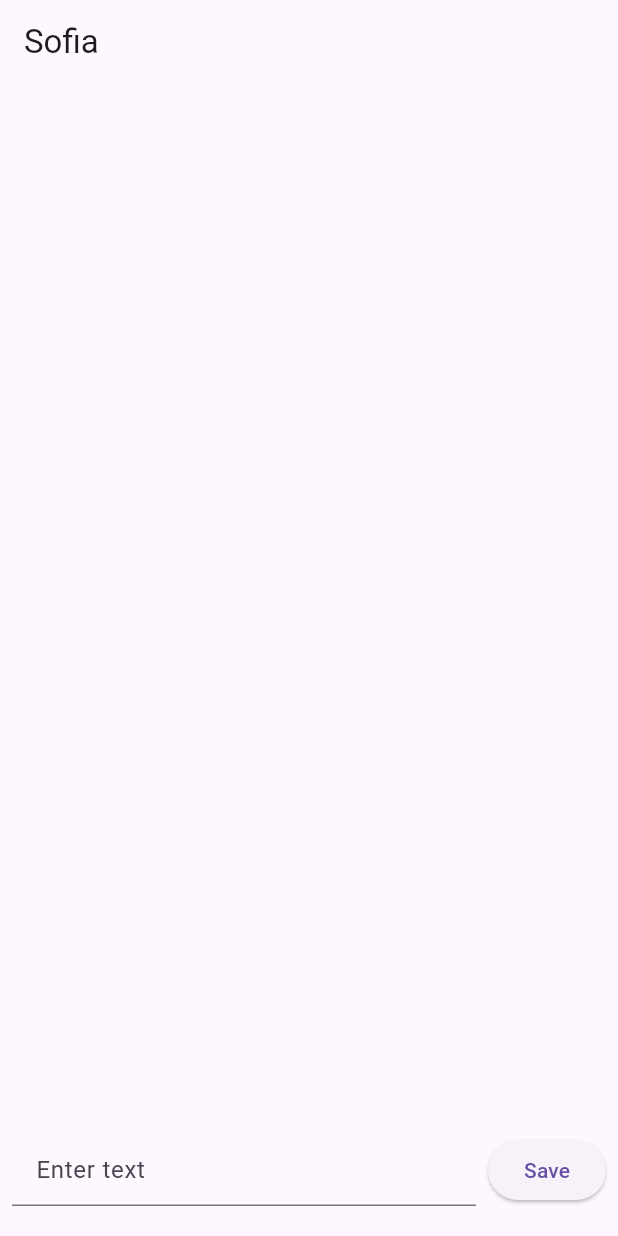
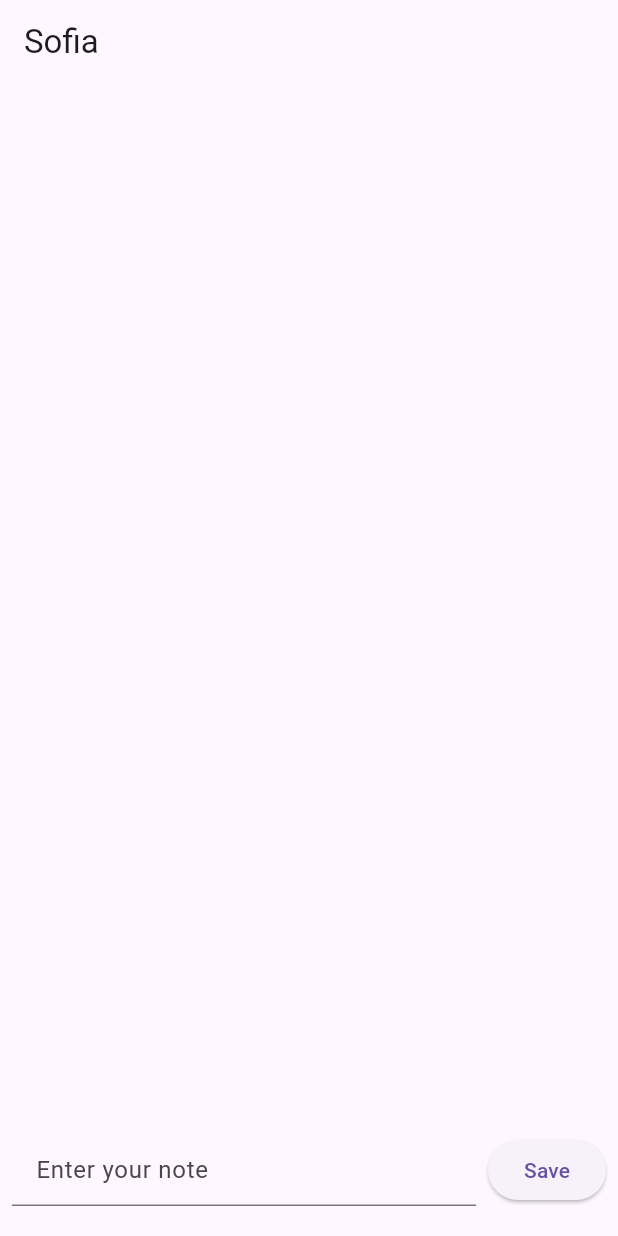
Before and after one commit to tgjoni/Sofia, a Flutter app: the screen it shows after launch, on a phone screen of 412 x 824 dp. Run offline on Flutter 3.47's test engine with Material 3 defaults, Android fonts, the phone set to English and light mode, and no system bars.

Commit message:
chore: Change the entry text

```diff
--- a/lib/main.dart
+++ b/lib/main.dart
@@ -83,7 +83,7 @@ class _MyHomePageState extends State<MyHomePage> {
                   child: TextField(
                     controller: _textController,
                     decoration: InputDecoration(
-                      hintText: 'Enter text',
+                      hintText: 'Enter your note',
                       contentPadding: EdgeInsets.symmetric(horizontal: 16.0),
                     ),
                   ),
```
